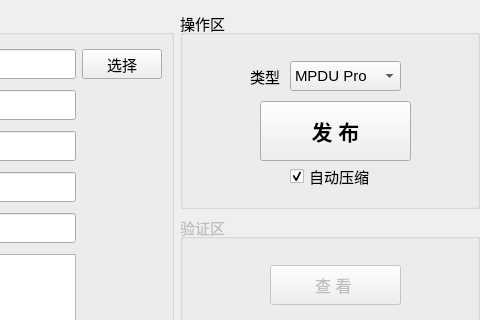
First picture: the form in mpro_app/home/home_workwid.ui, repository ChinaClever/MPro-Tools, before the edit; both pictures show x 628 to 1108 and y 0 to 320 of the 1108 by 413 pixel window.
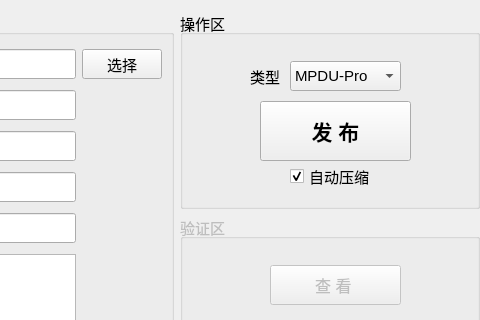
Second picture: the form after the edit.

Commit message: 更新 home_workwid.ui

Diff of the .ui file:
```diff
--- a/mpro_app/home/home_workwid.ui
+++ b/mpro_app/home/home_workwid.ui
@@ -365,7 +365,7 @@
       </property>
       <item>
        <property name="text">
-        <string>MPDU Pro</string>
+        <string>MPDU-Pro</string>
        </property>
       </item>
      </widget>
```
